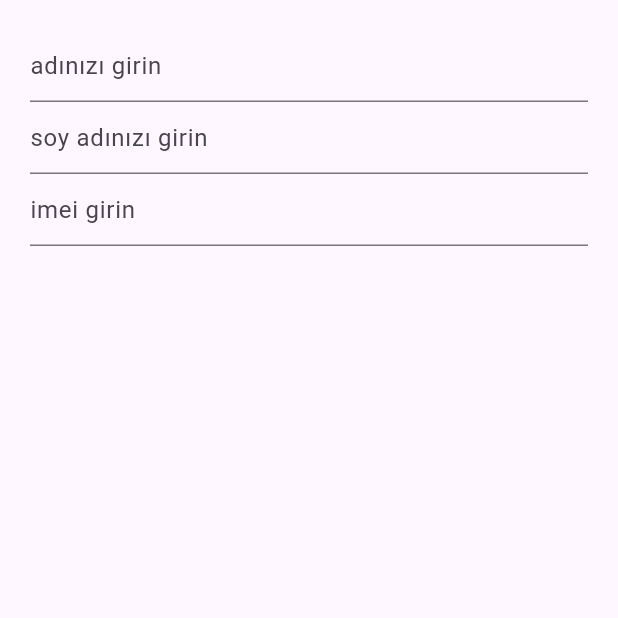
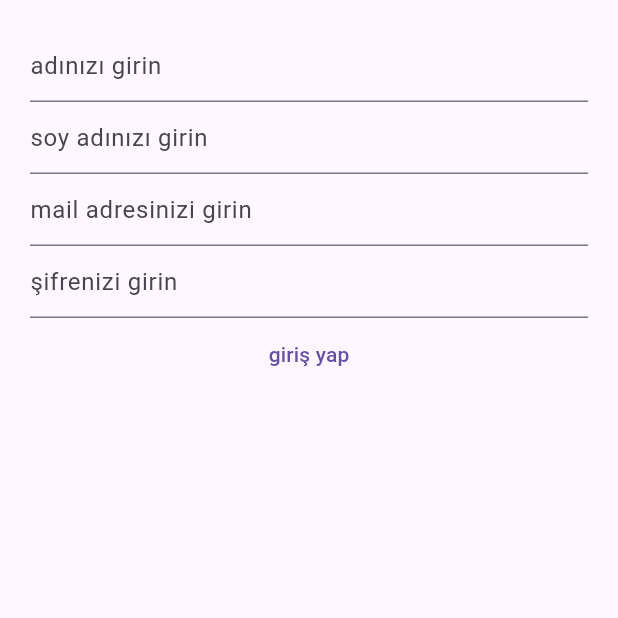
Before and after one commit to Mryuksel101/firebase_chat_app_flutter, a Flutter app: the screen it shows after launch, on a phone screen of 412 x 824 dp, the top half of it. Run offline on Flutter 3.47's test engine with Material 2 defaults, Android fonts, the phone set to English and light mode, and no system bars; our stand-ins replace bloc, cloud_firestore, equatable, firebase_auth, firebase_core, flutter_bloc and 1 more; accounts and stored records are empty.

```diff
--- a/lib/main.dart
+++ b/lib/main.dart
@@ -1,10 +1,7 @@
 import 'package:firebase_chat_app/register/register_page.dart';
-import 'package:firebase_chat_app/register/register_view.dart';
 import 'package:firebase_core/firebase_core.dart';
 import 'package:flutter/material.dart';
-import 'package:flutter_bloc/flutter_bloc.dart';
 
-import 'auth_islemleri/view/page.dart';
 
 void main(List<String> args) async {
   WidgetsFlutterBinding.ensureInitialized();
--- a/lib/register/register_bloc.dart
+++ b/lib/register/register_bloc.dart
@@ -1,15 +1,19 @@
 import 'dart:developer';
 
 import 'package:bloc/bloc.dart';
+import 'package:cloud_firestore/cloud_firestore.dart';
+import 'package:firebase_auth/firebase_auth.dart';
 import 'package:firebase_chat_app/register/register_event.dart';
 import 'package:firebase_chat_app/register/register_state.dart';
+import 'package:firebase_core/firebase_core.dart';
 
 class RegisterBloc extends Bloc<RegisterEvent, RegisterState>{
+  final FirebaseAuth _firebase = FirebaseAuth.instance;
   RegisterBloc(): super(
-    RegisterState(metin: "")
+    RegisterState(emailHataMesaji: "", sifreHataMesaji: ""),
   ){
     on<RegisterEmailChanged>(_registerEmailChanged);
-
+    on<KayitOlEvent>(_kayitOlEvent);
   }
 
 
@@ -17,8 +21,42 @@ class RegisterBloc extends Bloc<RegisterEvent, RegisterState>{
 
 
   void _registerEmailChanged(RegisterEmailChanged registerEmailChanged, Emitter emit){
+    final RegExp emailRegExp =
+    RegExp(r'^(([^<>()[\]\\.,;:\s@\"]+(\.[^<>()[\]\\.,;:\s@\"]+)*)|(\".+\"))@((\[[0-9]{1,3}\.[0-9]{1,3}\.[0-9]{1,3}\.[0-9]{1,3}\])|(([a-zA-Z\-0-9]+\.)+[a-zA-Z]{2,}))$',);
+
     log(registerEmailChanged.email);
+    String hataMesaji = "";
+    if(emailRegExp.hasMatch(registerEmailChanged.email.trim())){
+      emit(
+        state.copyWith(
+          email: hataMesaji,
+        ),
+      );
+    }
+
+    else{
+
+
+      log("invaild e mail: ${registerEmailChanged.email}");
+      hataMesaji = "geçersiz e-mail";
+      emit(
+        state.copyWith(
+          email: hataMesaji,
+        ),
+      );
+    }
   }
 
+  void _kayitOlEvent(KayitOlEvent kayitOlEvent, Emitter<RegisterState> emit){
+    try{
+      _firebase.createUserWithEmailAndPassword(
+        email: kayitOlEvent.email,
+        password: kayitOlEvent.sifre
+      );
+    }
 
+    catch(e){
+      log("_kayitOlEvent'de hata var ${e.toString()}");
+    }
+  }
 }
--- a/lib/register/register_event.dart
+++ b/lib/register/register_event.dart
@@ -13,3 +13,15 @@ class RegisterEmailChanged extends RegisterEvent{
   List<Object?> get props => [email];
 
 }
+
+class KayitOlEvent extends RegisterEvent{
+  final String email;
+  final String sifre;
+  final String ad;
+  final String soyAd;
+
+  const KayitOlEvent({required this.ad, required this.soyAd, required this.email, required this.sifre});
+
+  @override
+  List<Object?> get props => [email,sifre,ad,soyAd];
+}
--- a/lib/register/register_state.dart
+++ b/lib/register/register_state.dart
@@ -1,4 +1,16 @@
+
+
 class RegisterState{
-  String metin;
-  RegisterState({required this.metin});
+  String? emailHataMesaji;
+  String? sifreHataMesaji;
+
+  RegisterState({required this.emailHataMesaji, required this.sifreHataMesaji});
+
+  RegisterState copyWith({String? email, String? sifre }){
+    return RegisterState(
+      emailHataMesaji: email,
+      sifreHataMesaji: sifre
+    );
+  }
+
 }
--- a/lib/register/register_view.dart
+++ b/lib/register/register_view.dart
@@ -7,45 +7,100 @@ import 'package:flutter/material.dart';
 import 'package:flutter_bloc/flutter_bloc.dart';
 
 class RegisterView extends StatelessWidget {
+
   const RegisterView({Key? key}) : super(key: key);
 
   @override
   Widget build(BuildContext context) {
+    final TextEditingController ctrAd = TextEditingController();
+    final TextEditingController ctrSoyAd = TextEditingController();
+    final TextEditingController ctrsifre = TextEditingController();
+    final TextEditingController ctrMail = TextEditingController();
+    final bloc = context.read<RegisterBloc>();
+
     final _formKey = GlobalKey<FormState>();
     return Scaffold(
       body:  Padding(
-        padding: EdgeInsets.all(20),
+        padding: const EdgeInsets.all(20),
         child: Form(
 
           key: _formKey,
           autovalidateMode: AutovalidateMode.onUserInteraction,
           child: BlocBuilder<RegisterBloc, RegisterState>(
+
             builder: (context, state) {
+              log("bloc builder calişti");
               return Column(
                 children: [
                   TextFormField(
+                    controller: ctrAd,
                     validator: (value) {
-                      // event tanımla
-                      // eventten bloca gitsin
-                      // buradan dinle
-                      context.read<RegisterBloc>().add(RegisterEmailChanged(email: value.toString()));
-                      return "musttafa";
+
                     },
-                    decoration: InputDecoration(
+                    decoration: const InputDecoration(
                       hintText: "adınızı girin"
                     ),
                   ),
 
                   TextFormField(
-                    decoration: InputDecoration(
+                    controller: ctrSoyAd,
+                    validator: (value) {
+
+                    },
+                    decoration: const InputDecoration(
                       hintText: "soy adınızı girin",
                     ),
                   ),
 
                   TextFormField(
-                    decoration: InputDecoration(
-                      hintText: "imei girin",
+                    controller: ctrMail,
+                    decoration: const InputDecoration(
+                      hintText: "mail adresinizi girin",
+
                     ),
+
+                    validator: (value) {
+                     if(value!.isNotEmpty){
+                       log(value.toString());
+                      // event tanımla
+                      // eventten bloca gitsin
+                      // buradan dinle
+                      bloc.add(RegisterEmailChanged(email: value.toString()));
+                      if(state.emailHataMesaji!.isEmpty){
+                        return null;
+                      }
+
+                      else{
+                        return state.emailHataMesaji;
+                      }
+                     }
+                    },
+                  ),
+
+                  TextFormField(
+                    controller: ctrsifre,
+                    decoration: const InputDecoration(
+                      hintText: "şifrenizi girin",
+
+                    ),
+
+                    validator: (value) {
+
+                    },
+                  ),
+
+                  TextButton(
+                    onPressed: () {
+                      bloc.add(
+                        KayitOlEvent(
+                          ad: ctrAd.text,
+                          soyAd: ctrSoyAd.text,
+                          email: ctrMail.text,
+                          sifre: ctrsifre.text
+                        )
+                      );
+                    },
+                    child: Text("giriş yap"),
                   ),
 
                 ],
```
Also changed, not shown: lib2/screens/chat_screen.dart (line endings or trailing spaces).
